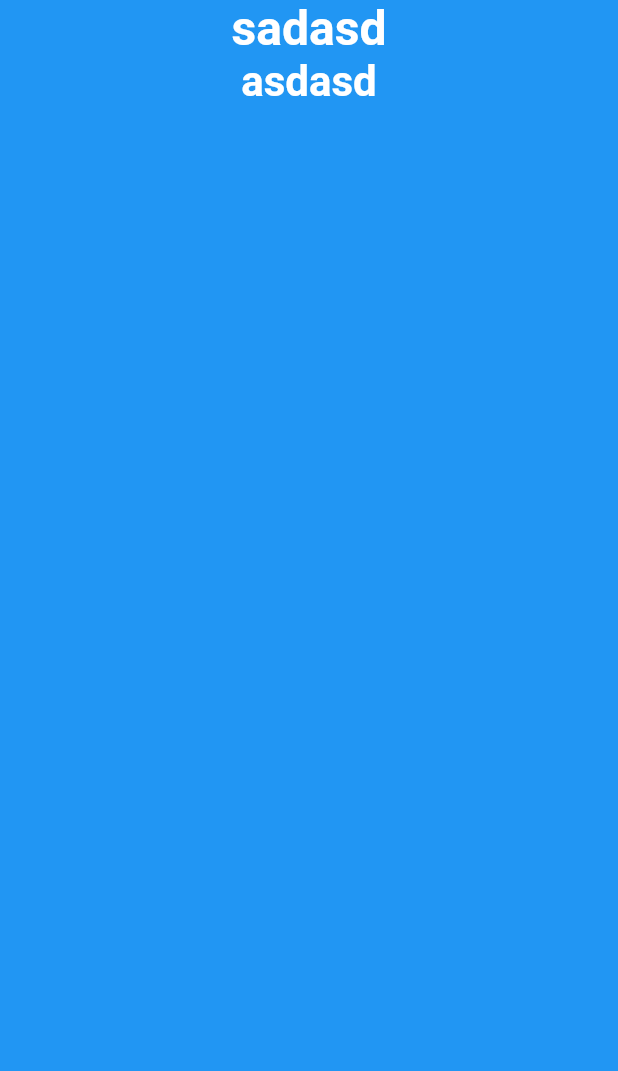
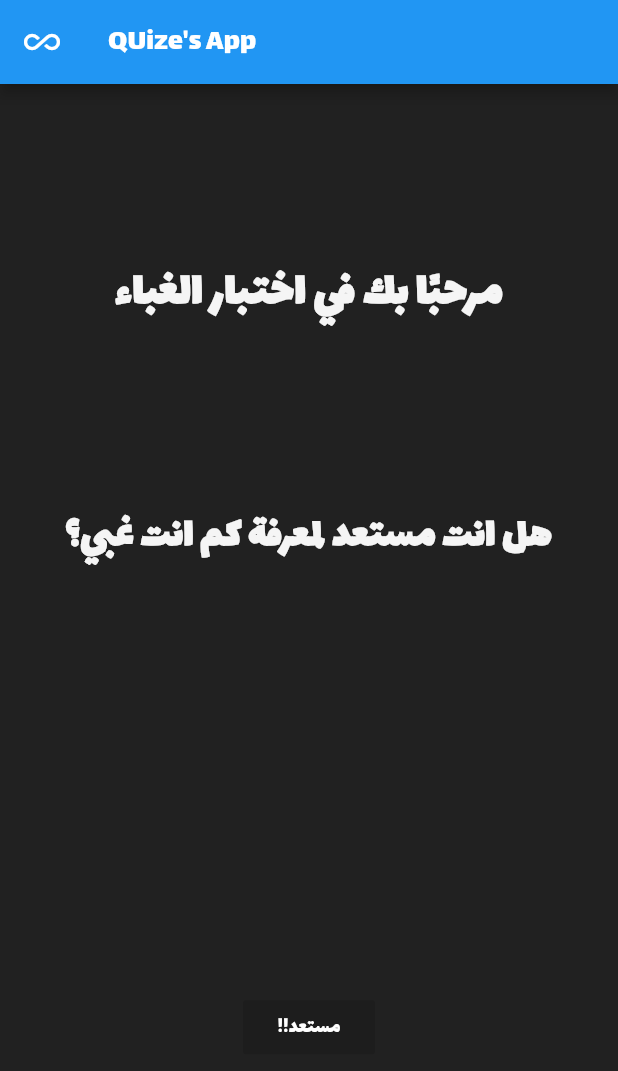
Before and after one commit to IbrahimAlatoom/stupid_test, a Flutter app: the screen it shows after launch, on a phone screen of 412 x 824 dp. Shown: the top 1071 px of the screen. Run offline on Flutter 3.47's test engine with Material 2 defaults, Android fonts, the phone set to English and light mode, and no system bars.

Commit message:
add new fonts and update the start page

```diff
--- a/lib/start_page.dart
+++ b/lib/start_page.dart
@@ -8,32 +8,50 @@ class StartPage extends StatefulWidget {
 class _StartPageState extends State<StartPage> {
   @override
   Widget build(BuildContext context) {
-    return Container(
-      color: Colors.blue,
+    return Scaffold(
+      appBar: AppBar(
+        leading: Icon(Icons.all_inclusive),
+        title: Text('QUize\'s App'),
+      ),
+      backgroundColor: Colors.grey.shade900,
+      body: Center(
         child: Column(
+          mainAxisAlignment: MainAxisAlignment.spaceEvenly,
           children: <Widget>[
             Text(
-            'sadasd',
-            style: TextStyle(fontSize: 32, fontWeight: FontWeight.bold),
+              'مرحبًا بك في اختبار الغباء',
+              style: TextStyle(
+                  fontSize: 32,
+                  color: Colors.grey[100],
+                  fontWeight: FontWeight.bold),
               textDirection: TextDirection.rtl,
+              textAlign: TextAlign.center,
             ),
-          Text('asdasd',
-              style: TextStyle(fontSize: 28, fontWeight: FontWeight.bold),
+            Text('هل انت مستعد لمعرفة كم انت غبي؟',
+                style: TextStyle(
+                    fontSize: 28,
+                    color: Colors.grey[100],
+                    fontWeight: FontWeight.bold),
+                textAlign: TextAlign.center,
                 textDirection: TextDirection.rtl),
             SizedBox(
               height: 50,
             ),
             FlatButton(
-            onPressed: () {},
-            color: Colors.blue,
-            child: Text('asdasd',
+              onPressed: () {
+                Navigator.pushNamedAndRemoveUntil(
+                    context, '/quiz', (s) => s == '/');
+              },
+              color: Colors.black12,
+              child: Text('مستعد!!',
                   style: TextStyle(
-                  color: Colors.blue,
+                    color: Colors.white,
                   ),
                   textDirection: TextDirection.rtl),
             )
           ],
         ),
+      ),
     );
   }
 }
```
Also changed, not shown: lib/main.dart (+5 -136 lines), lib/quiz_page.dart (added, +121 -0 lines), pubspec.yaml (+4 -4 lines), fonts/Lalezar-Regular.ttf (added). Lines whose indentation alone changed are shown as unchanged.
